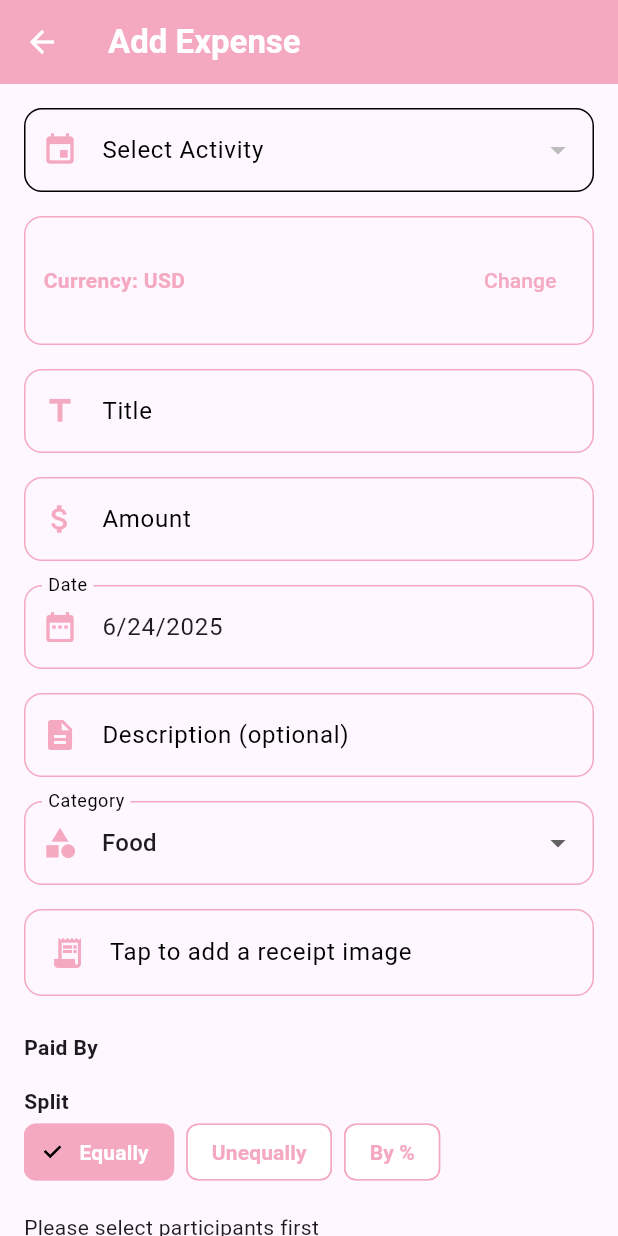
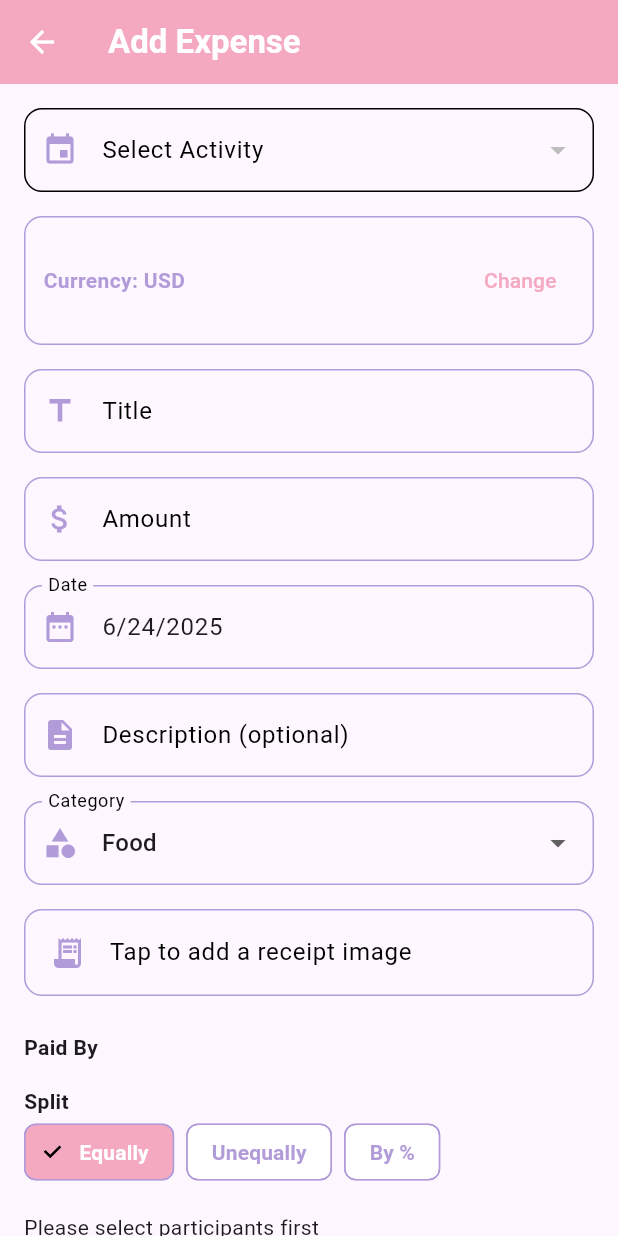
Before and after one commit to wangyt0119/Ka-Ching-flutter-firebase-, a Flutter app: the AddExpenseScreen screen opened directly with empty values, on a phone screen of 412 x 824 dp. Run offline on Flutter 3.47's test engine with Material 3 defaults, Android fonts, the phone set to English and light mode, and no system bars; our stand-ins replace cloud_firestore, cross_file, firebase_auth, firebase_core, firebase_database, fl_chart and 5 more; accounts and stored records are empty; network calls fail.

Commit message:
update theme

```diff
--- a/lib/screens/activities/add_activity_screen.dart
+++ b/lib/screens/activities/add_activity_screen.dart
@@ -245,7 +245,7 @@ class _AddActivityScreenState extends State<AddActivityScreen> {
                         trailing : Checkbox(
                           shape: RoundedRectangleBorder(
                               borderRadius: BorderRadius.circular(4)),
-                          activeColor: const Color(0xFFF5A9C1),
+                          activeColor: const Color(0xFFB19CD9),
                           value: f['selected'],
                           onChanged: (v) => setState(() {
                             _friends[i]['selected'] = v;
@@ -290,19 +290,19 @@ class _AddActivityScreenState extends State<AddActivityScreen> {
   InputDecoration _fieldDecoration({required String label, required IconData icon}) {
     return InputDecoration(
       labelText: label,
-      prefixIcon: Icon(icon, color: const Color(0xFFF5A9C1)),
+      prefixIcon: Icon(icon, color: const Color(0xFFB19CD9)),
       filled: true,
       fillColor: Theme.of(context).cardColor,
       border: OutlineInputBorder(
           borderRadius: BorderRadius.circular(12),
-          borderSide: const BorderSide(color: Color(0xFFF5A9C1))),
+          borderSide: const BorderSide(color: Color(0xFFB19CD9))),
       enabledBorder: OutlineInputBorder(
           borderRadius: BorderRadius.circular(12),
-          borderSide: const BorderSide(color: Color(0xFFF5A9C1))),
+          borderSide: const BorderSide(color: Color(0xFFB19CD9))),
       focusedBorder: OutlineInputBorder(
           borderRadius: BorderRadius.circular(12),
           borderSide:
-              const BorderSide(color: Color(0xFFF5A9C1), width: 2)),
+              const BorderSide(color: Color(0xFFB19CD9), width: 2)),
     );
   }
 
--- a/lib/screens/transactions/add_expense_screen.dart
+++ b/lib/screens/transactions/add_expense_screen.dart
@@ -542,12 +542,12 @@ class _AddExpenseScreenState extends State<AddExpenseScreen> {
               DropdownButtonFormField<String>(
                 decoration: InputDecoration(
                   labelText: "Select Activity",
-                  prefixIcon: const Icon(Icons.event, color: Color(0xFFF5A9C1)),
+                  prefixIcon: const Icon(Icons.event, color: Color(0xFFB19CD9)),
                   filled: true,
                   fillColor: Theme.of(context).cardColor,
                   border: OutlineInputBorder(
                     borderRadius: BorderRadius.circular(12),
-                    borderSide: const BorderSide(color: Color(0xFFF5A9C1)),
+                    borderSide: const BorderSide(color: Color(0xFFB19CD9)),
                   ),
                 ),
                 value: selectedActivityId,
@@ -573,7 +573,7 @@ class _AddExpenseScreenState extends State<AddExpenseScreen> {
               Container(
                 padding: const EdgeInsets.symmetric(horizontal: 12, vertical: 18),
                 decoration: BoxDecoration(
-                  border: Border.all(color: Color(0xFFF5A9C1)),
+                  border: Border.all(color: Color(0xFFB19CD9)),
                   borderRadius: BorderRadius.circular(12),
                   color: Theme.of(context).cardColor,
                 ),
@@ -585,7 +585,7 @@ class _AddExpenseScreenState extends State<AddExpenseScreen> {
                       'Currency: $selectedCurrency',
                       style: const TextStyle(
                           fontWeight: FontWeight.bold,
-                          color: Color(0xFFF5A9C1)),
+                          color: Color(0xFFB19CD9)),
                     ),
                     TextButton(
                       onPressed: _showCurrencyDialog,
@@ -603,21 +603,21 @@ class _AddExpenseScreenState extends State<AddExpenseScreen> {
                 controller: _titleController,
                 decoration: InputDecoration(
                   labelText: "Title",
-                  prefixIcon: const Icon(Icons.title, color: Color(0xFFF5A9C1)),
+                  prefixIcon: const Icon(Icons.title, color: Color(0xFFB19CD9)),
                   filled: true,
                   fillColor: Theme.of(context).cardColor,
                   border: OutlineInputBorder(
                     borderRadius: BorderRadius.circular(12),
-                    borderSide: const BorderSide(color: Color(0xFFF5A9C1)),
+                    borderSide: const BorderSide(color: Color(0xFFB19CD9)),
                   ),
                   enabledBorder: OutlineInputBorder(
                     borderRadius: BorderRadius.circular(12),
-                    borderSide: const BorderSide(color: Color(0xFFF5A9C1)),
+                    borderSide: const BorderSide(color: Color(0xFFB19CD9)),
                   ),
                   focusedBorder: OutlineInputBorder(
                     borderRadius: BorderRadius.circular(12),
                     borderSide: const BorderSide(
-                      color: Color(0xFFF5A9C1),
+                      color: Color(0xFFB19CD9),
                       width: 2,
                     ),
                   ),
@@ -632,22 +632,22 @@ class _AddExpenseScreenState extends State<AddExpenseScreen> {
                   labelText: "Amount",
                   prefixIcon: const Icon(
                     Icons.attach_money,
-                    color: Color(0xFFF5A9C1),
+                    color: Color(0xFFB19CD9),
                   ),
                   filled: true,
                   fillColor: Theme.of(context).cardColor,
                   border: OutlineInputBorder(
                     borderRadius: BorderRadius.circular(12),
-                    borderSide: const BorderSide(color: Color(0xFFF5A9C1)),
+                    borderSide: const BorderSide(color: Color(0xFFB19CD9)),
                   ),
                   enabledBorder: OutlineInputBorder(
                     borderRadius: BorderRadius.circular(12),
-                    borderSide: const BorderSide(color: Color(0xFFF5A9C1)),
+                    borderSide: const BorderSide(color: Color(0xFFB19CD9)),
                   ),
                   focusedBorder: OutlineInputBorder(
                     borderRadius: BorderRadius.circular(12),
                     borderSide: const BorderSide(
-                      color: Color(0xFFF5A9C1),
+                      color: Color(0xFFB19CD9),
                       width: 2,
                     ),
                   ),
@@ -672,22 +672,22 @@ class _AddExpenseScreenState extends State<AddExpenseScreen> {
                   labelText: "Date",
                   prefixIcon: const Icon(
                     Icons.date_range,
-                    color: Color(0xFFF5A9C1),
+                    color: Color(0xFFB19CD9),
                   ),
                   filled: true,
                   fillColor: Theme.of(context).cardColor,
                   border: OutlineInputBorder(
                     borderRadius: BorderRadius.circular(12),
-                    borderSide: const BorderSide(color: Color(0xFFF5A9C1)),
+                    borderSide: const BorderSide(color: Color(0xFFB19CD9)),
                   ),
                   enabledBorder: OutlineInputBorder(
                     borderRadius: BorderRadius.circular(12),
-                    borderSide: const BorderSide(color: Color(0xFFF5A9C1)),
+                    borderSide: const BorderSide(color: Color(0xFFB19CD9)),
                   ),
                   focusedBorder: OutlineInputBorder(
                     borderRadius: BorderRadius.circular(12),
                     borderSide: const BorderSide(
-                      color: Color(0xFFF5A9C1),
+                      color: Color(0xFFB19CD9),
                       width: 2,
                     ),
                   ),
@@ -703,22 +703,22 @@ class _AddExpenseScreenState extends State<AddExpenseScreen> {
                   labelText: "Description (optional)",
                   prefixIcon: const Icon(
                     Icons.description,
-                    color: Color(0xFFF5A9C1),
+                    color: Color(0xFFB19CD9),
                   ),
                   filled: true,
                   fillColor: Theme.of(context).cardColor,
                   border: OutlineInputBorder(
                     borderRadius: BorderRadius.circular(12),
-                    borderSide: const BorderSide(color: Color(0xFFF5A9C1)),
+                    borderSide: const BorderSide(color: Color(0xFFB19CD9)),
                   ),
                   enabledBorder: OutlineInputBorder(
                     borderRadius: BorderRadius.circular(12),
-                    borderSide: const BorderSide(color: Color(0xFFF5A9C1)),
+                    borderSide: const BorderSide(color: Color(0xFFB19CD9)),
                   ),
                   focusedBorder: OutlineInputBorder(
                     borderRadius: BorderRadius.circular(12),
                     borderSide: const BorderSide(
-                      color: Color(0xFFF5A9C1),
+                      color: Color(0xFFB19CD9),
                       width: 2,
                     ),
                   ),
@@ -730,21 +730,21 @@ class _AddExpenseScreenState extends State<AddExpenseScreen> {
               DropdownButtonFormField<String>(
                 decoration: InputDecoration(
                   labelText: "Category",
-                  prefixIcon: const Icon(Icons.category, color: Color(0xFFF5A9C1)),
+                  prefixIcon: const Icon(Icons.category, color: Color(0xFFB19CD9)),
                   filled: true,
                   fillColor: Theme.of(context).cardColor,
                   border: OutlineInputBorder(
                     borderRadius: BorderRadius.circular(12),
-                    borderSide: const BorderSide(color: Color(0xFFF5A9C1)),
+                    borderSide: const BorderSide(color: Color(0xFFB19CD9)),
                   ),
                   enabledBorder: OutlineInputBorder(
                     borderRadius: BorderRadius.circular(12),
-                    borderSide: const BorderSide(color: Color(0xFFF5A9C1)),
+                    borderSide: const BorderSide(color: Color(0xFFB19CD9)),
                   ),
                   focusedBorder: OutlineInputBorder(
                     borderRadius: BorderRadius.circular(12),
                     borderSide: const BorderSide(
-                      color: Color(0xFFF5A9C1),
+                      color: Color(0xFFB19CD9),
                       width: 2,
                     ),
                   ),
@@ -767,7 +767,7 @@ class _AddExpenseScreenState extends State<AddExpenseScreen> {
               Container(
                 decoration: BoxDecoration(
                   color: Theme.of(context).cardColor,
-                  border: Border.all(color: Color(0xFFF5A9C1)),
+                  border: Border.all(color: Color(0xFFB19CD9)),
                   borderRadius: BorderRadius.circular(12),
                 ),
                 child: Column(
@@ -776,7 +776,7 @@ class _AddExpenseScreenState extends State<AddExpenseScreen> {
                     ListTile(
                       leading: const Icon(
                         Icons.receipt_long,
-                        color: Color(0xFFF5A9C1),
+                        color: Color(0xFFB19CD9),
                       ),
                       title: const Text("Tap to add a receipt image"),
                       subtitle: _receiptImage != null ? const Text("Image selected") : null,
@@ -808,7 +808,7 @@ class _AddExpenseScreenState extends State<AddExpenseScreen> {
                             title: Text(name),
                             value: name,
                             groupValue: paidBy,
-                            activeColor: Color(0xFFF5A9C1),
+                            activeColor: Color(0xFFB19CD9),
                             onChanged:
                                 (value) => setState(() => paidBy = value),
                           ),
@@ -831,10 +831,10 @@ class _AddExpenseScreenState extends State<AddExpenseScreen> {
                       color:
                           splitMethod == 'equally'
                               ? Colors.white
-                              : Color(0xFFF5A9C1),
+                              : Color(0xFFB19CD9),
                       fontWeight: FontWeight.bold,
                     ),
-                    side: const BorderSide(color: Color(0xFFF5A9C1)),
+                    side: const BorderSide(color: Color(0xFFB19CD9)),
                     onSelected: (_) => setState(() => splitMethod = 'equally'),
                   ),
                   const SizedBox(width: 8),
@@ -847,10 +847,10 @@ class _AddExpenseScreenState extends State<AddExpenseScreen> {
                       color:
                           splitMethod == 'unequally'
                               ? Colors.white
-                              : Color(0xFFF5A9C1),
+                              : Color(0xFFB19CD9),
                       fontWeight: FontWeight.bold,
                     ),
-                    side: const BorderSide(color: Color(0xFFF5A9C1)),
+                    side: const BorderSide(color: Color(0xFFB19CD9)),
                     onSelected:
                         (_) => setState(() => splitMethod = 'unequally'),
                   ),
@@ -864,10 +864,10 @@ class _AddExpenseScreenState extends State<AddExpenseScreen> {
                       color:
                           splitMethod == 'percentage'
                               ? Colors.white
-                              : Color(0xFFF5A9C1),
+                              : Color(0xFFB19CD9),
                       fontWeight: FontWeight.bold,
                     ),
-                    side: const BorderSide(color: Color(0xFFF5A9C1)),
+                    side: const BorderSide(color: Color(0xFFB19CD9)),
                     onSelected:
                         (_) => setState(() => splitMethod = 'percentage'),
                   ),
@@ -885,7 +885,7 @@ class _AddExpenseScreenState extends State<AddExpenseScreen> {
                 (name) => CheckboxListTile(
                   title: Text(name),
                   value: selectedParticipants[name] ?? false,
-                  activeColor: Color(0xFFF5A9C1),
+                  activeColor: Color(0xFFB19CD9),
                   onChanged:
                       (value) =>
                           setState(() => selectedParticipants[name] = value!),
```
Also changed, not shown: lib/screens/activities/edit_activity_screen.dart (line endings or trailing spaces).
